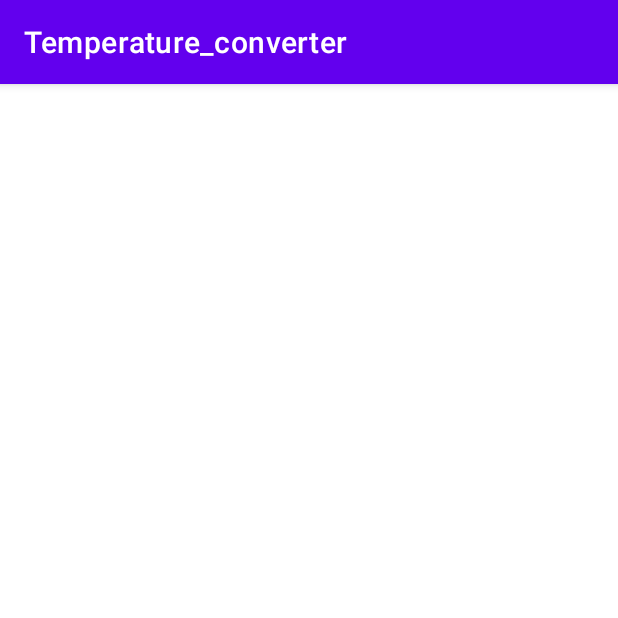
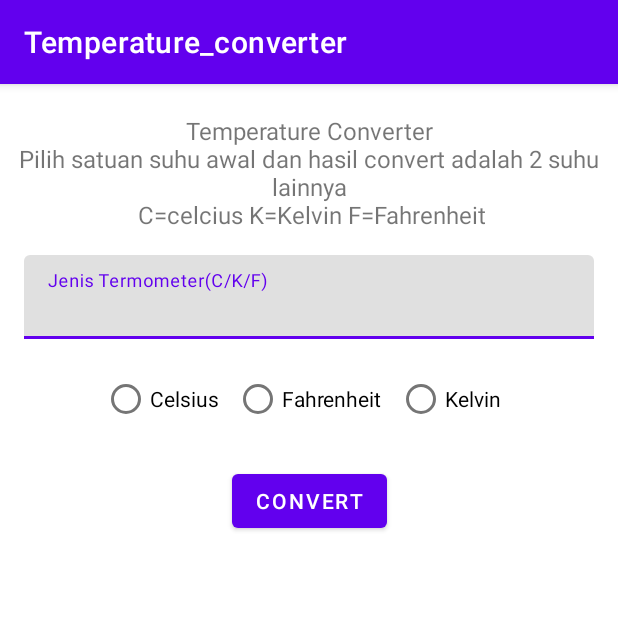
Before and after one commit to davidmpurba/6706201142_Assessment_Mobpro1, an Android app: the screen it shows after launch (MainActivity), on a phone screen of 412 x 824 dp, the top half of it. Run offline under Robolectric (Android 15) with nearby library versions, the phone set to English and light mode, and no system bars.

Commit message:
Membuat perhitungan converter suhu

```diff
--- a/app/build.gradle
+++ b/app/build.gradle
@@ -31,6 +31,8 @@ android {
     kotlinOptions {
         jvmTarget = '1.8'
     }
+
+
 }
 
 dependencies {
@@ -44,4 +46,5 @@ dependencies {
     androidTestImplementation 'androidx.test.espresso:espresso-core:3.4.0'
 
     api 'com.google.android.material:material:1.1.0-alpha06'
+
 }
--- a/app/src/main/res/layout/activity_main.xml
+++ b/app/src/main/res/layout/activity_main.xml
@@ -19,7 +19,7 @@
         app:layout_constraintTop_toTopOf="parent" />
 
     <com.google.android.material.textfield.TextInputLayout
-        android:id="@+id/inputSuhu_hint"
+        android:id="@+id/nilaiSuhu_hint"
         android:layout_width="match_parent"
         android:layout_height="wrap_content"
         android:layout_marginTop="16dp"
@@ -30,6 +30,7 @@
         app:layout_constraintTop_toBottomOf="@+id/deskripsi_Text">
 
         <com.google.android.material.textfield.TextInputEditText
+            android:id="@+id/nilaiSuhu_inp"
             android:layout_width="match_parent"
             android:layout_height="wrap_content"
             android:hint="@string/jenis_termometer"/>
@@ -44,14 +45,14 @@
         android:layout_marginTop="16dp"
         app:layout_constraintEnd_toEndOf="parent"
         app:layout_constraintStart_toStartOf="parent"
-        app:layout_constraintTop_toBottomOf="@+id/inputSuhu_hint">
+        app:layout_constraintTop_toBottomOf="@+id/nilaiSuhu_hint">
 
         <RadioButton
             android:id="@+id/celcius"
             android:layout_width="match_parent"
             android:layout_height="wrap_content"
             android:layout_weight="1"
-            android:text="@string/celcius"
+            android:text="@string/celsius"
             android:layout_marginEnd="10dp"/>
 
         <RadioButton
@@ -82,23 +83,25 @@
         app:layout_constraintTop_toBottomOf="@+id/radioGroup" />
 
     <TextView
-        android:id="@+id/textView2"
+        android:id="@+id/hasil1"
         android:layout_width="wrap_content"
         android:layout_height="wrap_content"
-        android:layout_marginStart="16dp"
+        android:layout_marginStart="20dp"
         android:layout_marginTop="20dp"
-        android:text="@string/hasil_convert1"
+        android:textSize="14sp"
         app:layout_constraintEnd_toStartOf="@+id/convert"
         app:layout_constraintStart_toStartOf="parent"
-        app:layout_constraintTop_toBottomOf="@+id/convert" />
+        app:layout_constraintTop_toBottomOf="@+id/convert"
+        tools:text="Kelvin = °C + 273,15\nKelvin = 20°" />
 
     <TextView
-        android:id="@+id/textView4"
+        android:id="@+id/hasil2"
         android:layout_width="wrap_content"
         android:layout_height="wrap_content"
         android:layout_marginTop="20dp"
         android:layout_marginEnd="20dp"
-        android:text="@string/hasil_convert2"
+        android:textSize="14sp"
+        tools:text="Fahrenheit = °C * 1,8 + 32\nFahrenheit = 20°"
         app:layout_constraintEnd_toEndOf="parent"
         app:layout_constraintTop_toBottomOf="@+id/convert" />
 
--- a/app/src/main/res/values/strings.xml
+++ b/app/src/main/res/values/strings.xml
@@ -3,10 +3,13 @@
     <string name="judul">Temperature Converter\nPilih satuan suhu awal dan hasil convert adalah 2 suhu lainnya\n C=celcius K=Kelvin F=Fahrenheit</string>
     <string name="jenis_termometer">Jenis Termometer(C/K/F) </string>
     <string name="fahrenheit">Fahrenheit</string>
-    <string name="celcius">Celsius</string>
+    <string name="celsius">Celsius</string>
     <string name="kelvin">Kelvin</string>
     <string name="convert">Convert</string>
-    <string name="hasil_convert1">Kelvin = °C + 273,15</string>
-    <string name="hasil_convert2">Fahrenheit = °C * 1,8 + 32</string>
+    <string name="hasil_convert1">Celsius = %1$.2f</string>
+    <string name="hasil_convert2">Kelvin = %1$.2f</string>
+    <string name="hasil_convert3">Fahrenheit = %1$.2f</string>
+    <string name="nilai_invalid">Nilai tidak boleh kosong</string>
+    <string name="jenis_invalid">Jenis tidak boleh kosong</string>
 
 </resources>
```
Also changed, not shown: app/src/main/java/org/d3if1142/temperature_converter/MainActivity.kt (+46 -5 lines).
